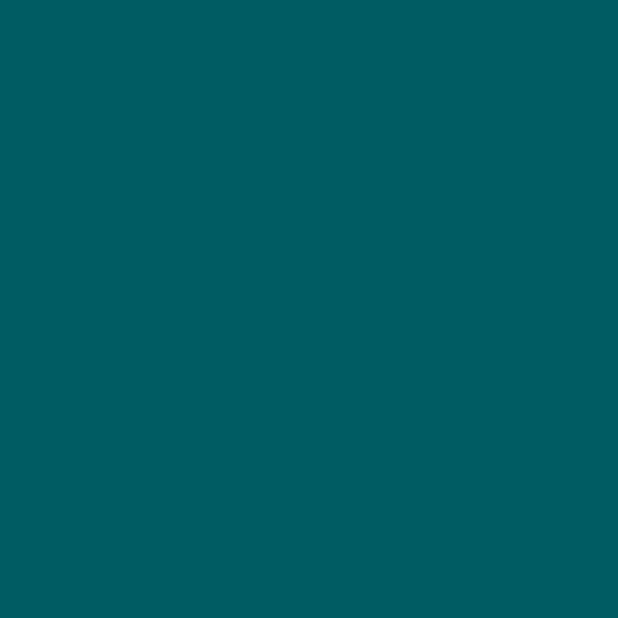
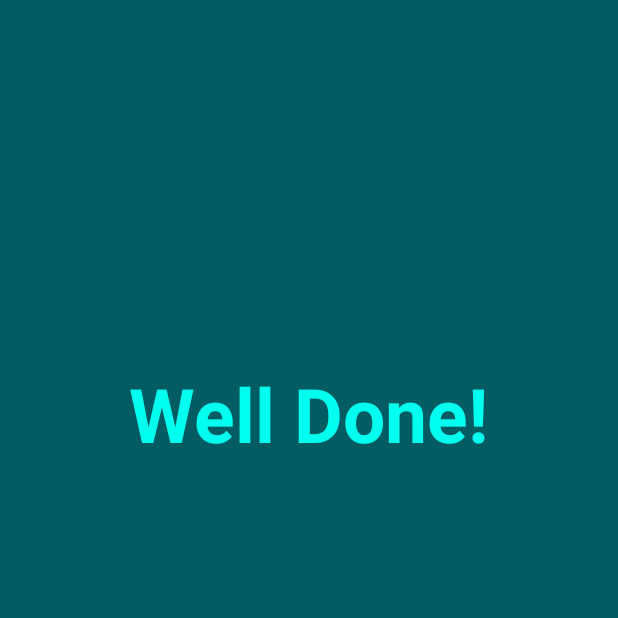
Before and after one commit to diegoluci/SeniorDesign, an Android app: the AddrGame screen opened directly, with no data from a screen before it, on a phone screen of 412 x 824 dp, the top half of it. Before the commit the part shown is empty. Run offline under Robolectric (Android 15) with nearby library versions, the phone set to English and light mode, and no system bars; 2 statements that could not run were skipped.

Commit message:
Update activity_addr_game.xml

```diff
--- a/app/src/main/res/layout/activity_addr_game.xml
+++ b/app/src/main/res/layout/activity_addr_game.xml
@@ -4,16 +4,23 @@
     xmlns:tools="http://schemas.android.com/tools"
     android:layout_width="match_parent"
     android:layout_height="match_parent"
-    tools:context=".MainActivity"
-    android:background="#005C63">
+    android:background="#005C63"
+    tools:context=".Congrats">
 
     <TextView
-        android:id="@+id/Digits"
         android:layout_width="wrap_content"
         android:layout_height="wrap_content"
         android:layout_alignParentTop="true"
         android:layout_centerHorizontal="true"
-        android:layout_marginTop="80dp"
-        android:text="TextView" />
+        android:layout_marginTop="242dp"
+        android:background="#001C5D8F"
+        android:text="Well Done!"
+        android:textAppearance="@style/TextAppearance.AppCompat.Large"
+        android:textColor="#00FFEE"
+        android:textSize="50sp"
+        android:textStyle="bold"
+        app:layout_constraintEnd_toEndOf="parent"
+        app:layout_constraintStart_toStartOf="parent"
+        tools:layout_editor_absoluteY="206dp" />
 
 </RelativeLayout>
```
